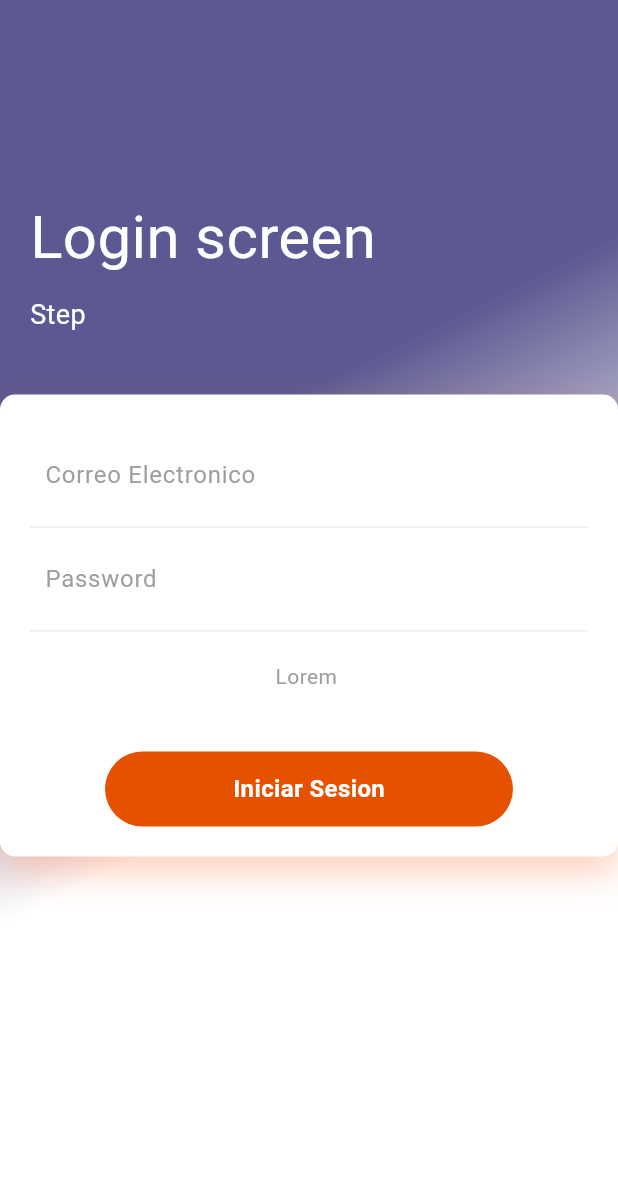
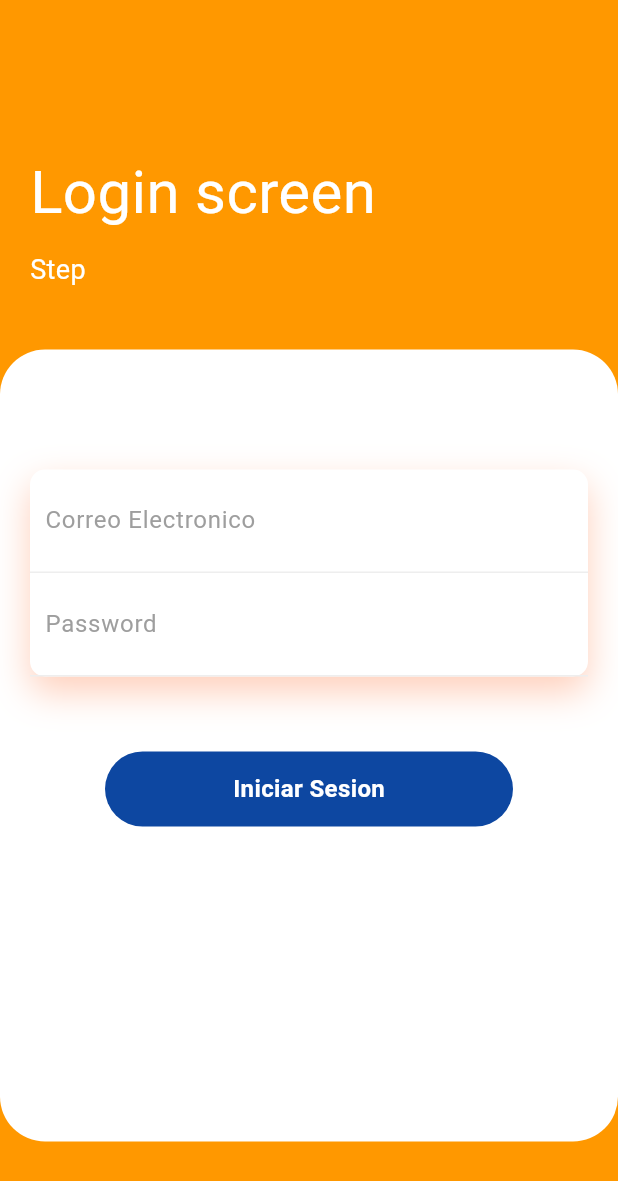
Before and after one commit to H4ShiS/ProyectoCIYED, a Flutter app: the screen it shows after launch, on a phone screen of 412 x 824 dp. Shown: the top 1181 px of the screen. Run offline on Flutter 3.47's test engine with Material 2 defaults, Android fonts, the phone set to English and light mode, and no system bars; our stand-ins replace go_router.

```diff
--- a/lib/main.dart
+++ b/lib/main.dart
@@ -1,4 +1,5 @@
 import 'package:app_ciyed/config/router/app_router.dart';
+import 'package:app_ciyed/presentation/screens/log/log.dart';
 import 'package:app_ciyed/presentation/screens/login/login_screen.dart';
 import 'package:app_ciyed/presentation/screens/login/login_seccion.dart';
 import 'package:flutter/material.dart';
--- a/lib/presentation/screens/login/login_screen.dart
+++ b/lib/presentation/screens/login/login_screen.dart
@@ -5,27 +5,27 @@ class LoginScreen extends StatelessWidget {
 
   @override
   Widget build(BuildContext context) {
+
     final colors = Theme.of(context).colorScheme;
-
     return Scaffold(
       body: Container(
-        padding: const EdgeInsets.symmetric(vertical: 30),
         width: double.infinity,
-        decoration: BoxDecoration(
+        decoration: const BoxDecoration(
           gradient: LinearGradient(
             begin: Alignment.topCenter,
             colors: [
-              colors.primary,
-              colors.primary,
+              Colors.orange,
+              Colors.orange,
+              Colors.orange,
+              Colors.orange,
+            ]
+          )
+        ),
+        child: ListView( // Cambiado a ListView
+          children: <Widget>[
 
-              Colors.white,
-            ],
-          ),
-        ),
-        child: Column(
-          crossAxisAlignment: CrossAxisAlignment.start,
-          children: <Widget>[
-            const SizedBox(height: 80),
+            const SizedBox(height: 80,),
+
             const Padding(
               padding: EdgeInsets.all(20),
               child: Column(
@@ -35,7 +35,7 @@ class LoginScreen extends StatelessWidget {
                     "Login screen",
                     style: TextStyle(color: Colors.white, fontSize: 40),
                   ),
-                  SizedBox(height: 10),
+                  SizedBox(height: 10,),
                   Text(
                     "Step",
                     style: TextStyle(color: Colors.white, fontSize: 18),
@@ -43,11 +43,24 @@ class LoginScreen extends StatelessWidget {
                 ],
               ),
             ),
-            const SizedBox(height: 20),
+
+            const SizedBox(height: 20,),
+
             Expanded(
-              child: SingleChildScrollView( // Agregado: SingleChildScrollView
               child: Container(
+                decoration: const BoxDecoration(
+                  color: Colors.white,
+                  borderRadius: BorderRadius.all(
+                    Radius.circular(30.0),
+                  )
+                ),
+                child: Padding(
                   padding: const EdgeInsets.all(20),
+                  child: Column(
+                    children: <Widget>[
+
+                      const SizedBox(height: 60,),
+                      Container(
                         decoration: BoxDecoration(
                           color: Colors.white,
                           borderRadius: BorderRadius.circular(10),
@@ -57,7 +70,7 @@ class LoginScreen extends StatelessWidget {
                               blurRadius: 20,
                               offset: Offset(0, 10),
                             )
-                    ],
+                          ]
                         ),
                         child: Column(
                           children: <Widget>[
@@ -66,55 +79,53 @@ class LoginScreen extends StatelessWidget {
                               decoration: BoxDecoration(
                                 border: Border(
                                   bottom: BorderSide(color: Colors.grey.shade200),
-                          ),
+                                )
                               ),
                               child: const TextField(
                                 decoration: InputDecoration(
                                   hintText: "Correo Electronico",
                                   hintStyle: TextStyle(color: Colors.grey),
-                            border: InputBorder.none,
+                                  border: InputBorder.none
                                 ),
                               ),
                             ),
+
                             Container(
                               padding: const EdgeInsets.all(10),
                               decoration: BoxDecoration(
                                 border: Border(
                                   bottom: BorderSide(color: Colors.grey.shade200),
-                          ),
+                                )
                               ),
                               child: const TextField(
                                 decoration: InputDecoration(
                                   hintText: "Password",
                                   hintStyle: TextStyle(color: Colors.grey),
-                            border: InputBorder.none,
+                                  border: InputBorder.none
                                 ),
                               ),
+                            )
+
+                          ],
                         ),
-                      const SizedBox(height: 20),
-                      const Text(
-                        "Lorem ",
-                        style: TextStyle(color: Colors.grey),
+
                       ),
-                      const SizedBox(height: 40),
+
+                      const SizedBox(height: 50,),
+
                       Container(
                         height: 50,
                         margin: const EdgeInsets.symmetric(horizontal: 50),
                         decoration: BoxDecoration(
                           borderRadius: BorderRadius.circular(50),
-                          color: Colors.orange.shade900,
+                          color: Colors.blue.shade900
                         ),
                         child: const Center(
-                          child: Text(
-                            "Iniciar Sesion",
-                            style: TextStyle(
-                              color: Colors.white,
-                              fontSize: 16,
-                              fontWeight: FontWeight.bold,
+                          child: Text("Iniciar Sesion", style: TextStyle(color: Colors.white, fontSize: 16, fontWeight: FontWeight.bold),),
                         ),
                       ),
-                        ),
-                      ),
+
+                      const SizedBox(height: 190,)
                     ],
                   ),
                 ),
@@ -126,7 +137,6 @@ class LoginScreen extends StatelessWidget {
     );
   }
 }
-
 
 
 
```
Also changed, not shown: lib/presentation/screens/log/log.dart (added, +119 -0 lines). Lines whose indentation alone changed are shown as unchanged.
